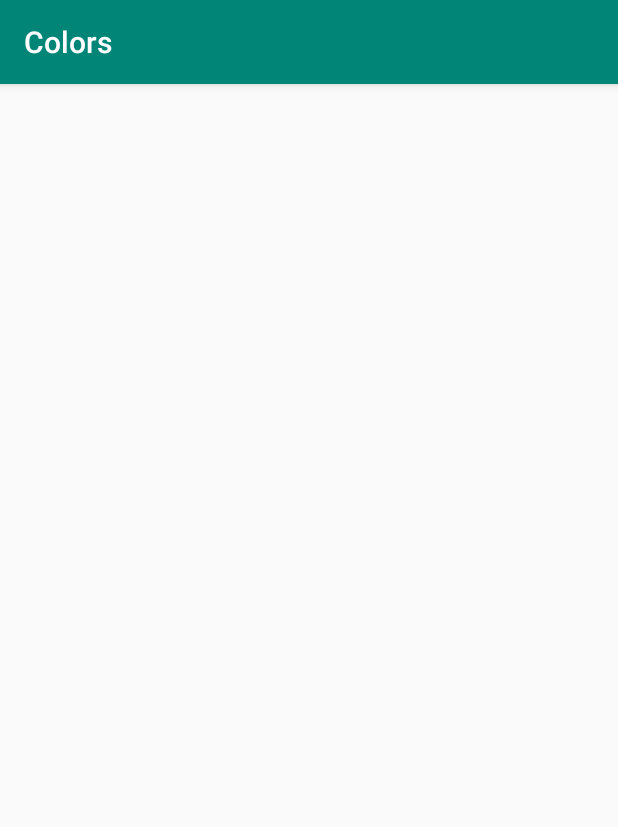
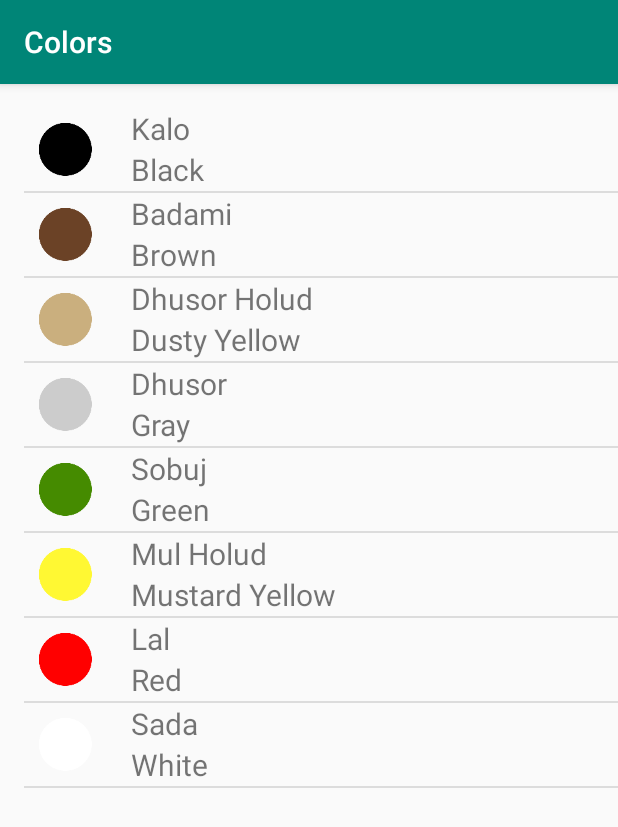
Before and after one commit to abusayedruetcse/Miwok, an Android app: the ColorsActivity screen opened directly, with no data from a screen before it, on a phone screen of 412 x 824 dp. Shown: the top 827 px of the screen. Run offline under Robolectric (Android 15) with nearby library versions, the phone set to English and light mode, and no system bars.

Commit message:
Color Activity .java & .xml is updated

```diff
--- a/app/src/main/java/com/ecxample/android/miwok/ColorsActivity.java
+++ b/app/src/main/java/com/ecxample/android/miwok/ColorsActivity.java
@@ -2,6 +2,10 @@ package com.ecxample.android.miwok;
 
 import android.support.v7.app.AppCompatActivity;
 import android.os.Bundle;
+import android.widget.ArrayAdapter;
+import android.widget.ListView;
+
+import java.util.ArrayList;
 
 public class ColorsActivity extends AppCompatActivity {
 
@@ -9,5 +13,19 @@ public class ColorsActivity extends AppCompatActivity {
     protected void onCreate(Bundle savedInstanceState) {
         super.onCreate(savedInstanceState);
         setContentView(R.layout.activity_colors);
+
+        ArrayList<Word> colors=new ArrayList<Word>();
+        colors.add(new Word("Kalo","Black",R.drawable.color_black));
+        colors.add(new Word("Badami","Brown",R.drawable.color_brown));
+        colors.add(new Word("Dhusor Holud","Dusty Yellow",R.drawable.color_dusty_yellow));
+        colors.add(new Word("Dhusor","Gray",R.drawable.color_gray));
+        colors.add(new Word("Sobuj","Green",R.drawable.color_green));
+        colors.add(new Word("Mul Holud","Mustard Yellow",R.drawable.color_mustard_yellow));
+        colors.add(new Word("Lal","Red",R.drawable.color_red));
+        colors.add(new Word("Sada","White",R.drawable.color_white));
+
+        WordAdapter wordAdapter=new WordAdapter(this,colors);
+        ListView listView=(ListView)findViewById(R.id.colors);
+        listView.setAdapter(wordAdapter);
     }
 }
--- a/app/src/main/res/layout/activity_colors.xml
+++ b/app/src/main/res/layout/activity_colors.xml
@@ -5,5 +5,13 @@
     android:layout_width="match_parent"
     android:layout_height="match_parent"
     tools:context=".ColorsActivity">
+    <ListView
+        android:layout_width="match_parent"
+        android:layout_height="match_parent"
+        android:id="@+id/colors"
+        android:paddingLeft="16dp"
+        android:paddingTop="16dp">
+
+    </ListView>
 
 </android.support.constraint.ConstraintLayout>
```
